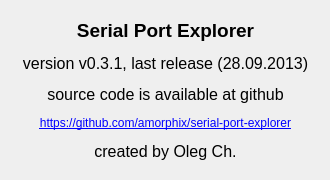
First picture: the form in src/aboutdialog.ui, repository olehxch/serial-port-explorer, before the edit.
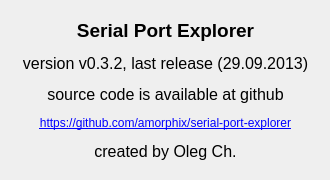
Second picture: the form after the edit. Icons and pictures are not drawn.

```diff
--- a/src/aboutdialog.ui
+++ b/src/aboutdialog.ui
@@ -48,7 +48,7 @@
     </size>
    </property>
    <property name="text">
-    <string>&lt;html&gt;&lt;head/&gt;&lt;body&gt;&lt;p align=&quot;center&quot;&gt;&lt;span style=&quot; font-size:14pt; font-weight:600;&quot;&gt;Serial Port Explorer&lt;/span&gt;&lt;/p&gt;&lt;p align=&quot;center&quot;&gt;&lt;span style=&quot; font-size:12pt;&quot;&gt;version v0.3.1, last release (28.09.2013)&lt;/span&gt;&lt;/p&gt;&lt;p align=&quot;center&quot;&gt;&lt;span style=&quot; font-size:12pt;&quot;&gt;source code is available at github&lt;/span&gt;&lt;/p&gt;&lt;p align=&quot;center&quot;&gt;&lt;a href=&quot;https://github.com/amorphix/serial-port-explorer&quot;&gt;&lt;span style=&quot; text-decoration: underline; color:#0000ff;&quot;&gt;https://github.com/amorphix/serial-port-explorer&lt;/span&gt;&lt;/a&gt;&lt;/p&gt;&lt;p align=&quot;center&quot;&gt;&lt;span style=&quot; font-size:12pt;&quot;&gt;created by Oleg Ch.&lt;/span&gt;&lt;/p&gt;&lt;/body&gt;&lt;/html&gt;</string>
+    <string>&lt;html&gt;&lt;head/&gt;&lt;body&gt;&lt;p align=&quot;center&quot;&gt;&lt;span style=&quot; font-size:14pt; font-weight:600;&quot;&gt;Serial Port Explorer&lt;/span&gt;&lt;/p&gt;&lt;p align=&quot;center&quot;&gt;&lt;span style=&quot; font-size:12pt;&quot;&gt;version v0.3.2, last release (29.09.2013)&lt;/span&gt;&lt;/p&gt;&lt;p align=&quot;center&quot;&gt;&lt;span style=&quot; font-size:12pt;&quot;&gt;source code is available at github&lt;/span&gt;&lt;/p&gt;&lt;p align=&quot;center&quot;&gt;&lt;a href=&quot;https://github.com/amorphix/serial-port-explorer&quot;&gt;&lt;span style=&quot; text-decoration: underline; color:#0000ff;&quot;&gt;https://github.com/amorphix/serial-port-explorer&lt;/span&gt;&lt;/a&gt;&lt;/p&gt;&lt;p align=&quot;center&quot;&gt;&lt;span style=&quot; font-size:12pt;&quot;&gt;created by Oleg Ch.&lt;/span&gt;&lt;/p&gt;&lt;/body&gt;&lt;/html&gt;</string>
    </property>
    <property name="alignment">
     <set>Qt::AlignCenter</set>
```
